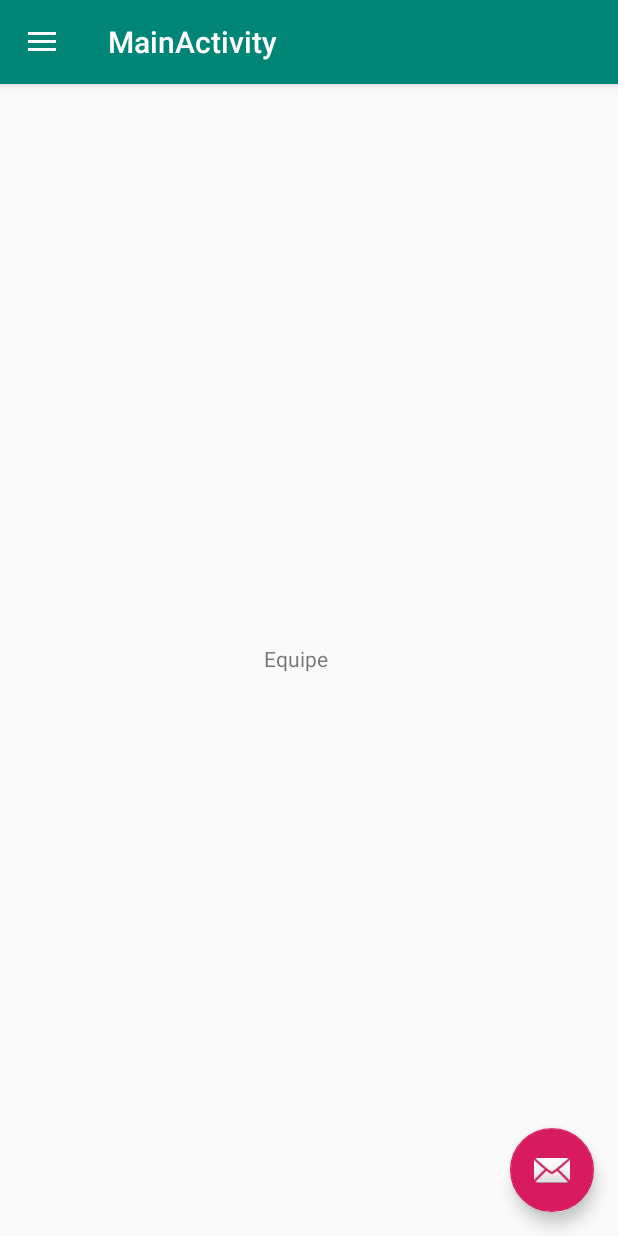
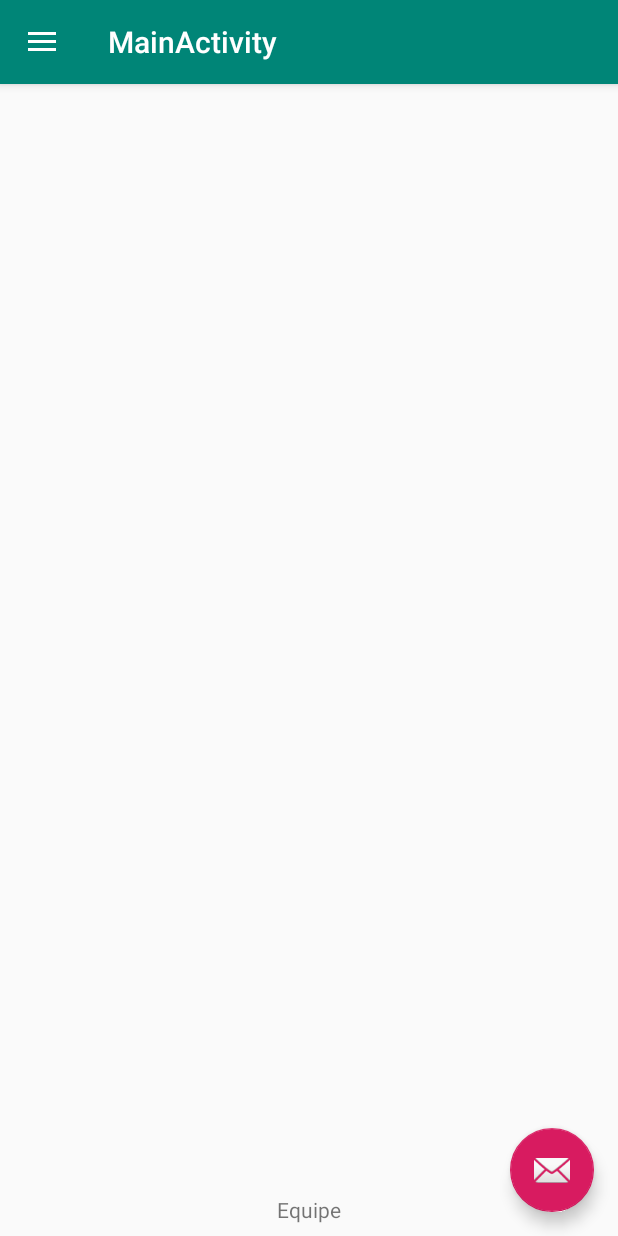
Before and after one commit to immarcosmorais/AppBaja, an Android app: the screen it shows after launch once a user with an empty profile is signed in (MainActivity), in the side drawer, after a tap on "Equipe", on a phone screen of 412 x 824 dp. Run offline under Robolectric (Android 15) with nearby library versions, the phone set to English and light mode, and no system bars; our stand-ins replace Firebase (no records; nobody signed in at launch, a user with empty details on screens opened directly).

Commit message:
Craido método chama Fragment

```diff
--- a/app/src/main/java/com/marcosmoraisDev/appbaja/activitys/MainActivity.kt
+++ b/app/src/main/java/com/marcosmoraisDev/appbaja/activitys/MainActivity.kt
@@ -16,6 +16,7 @@ import com.marcosmoraisDev.appbaja.fragment.ContatosFragment
 import com.marcosmoraisDev.appbaja.fragment.EquipeFragment
 import com.marcosmoraisDev.appbaja.fragment.EventosFragment
 import com.marcosmoraisDev.appbaja.fragment.NavegacaoFragment
+import com.marcosmoraisDev.appbaja.helpers.chamaFragment
 import kotlinx.android.synthetic.main.activity_main.*
 import kotlinx.android.synthetic.main.app_bar_main.*
 import java.lang.Exception
@@ -44,7 +45,7 @@ class MainActivity : AppCompatActivity(), NavigationView.OnNavigationItemSelecte
 
         //Meu codigo
         this.autenticacao = getFirebaseAuth()!!
-//        configuraToolbar()
+        chamaFragment(supportFragmentManager, EventosFragment())
 
     }
 
@@ -78,31 +79,19 @@ class MainActivity : AppCompatActivity(), NavigationView.OnNavigationItemSelecte
         when (item.itemId) {
 
             R.id.nav_eventos -> {
-                var fragment = EventosFragment()
-                var fragmentTransaction = supportFragmentManager.beginTransaction()
-                fragmentTransaction.replace(R.id.frameContainer, fragment)
-                fragmentTransaction.commit()
+                chamaFragment(supportFragmentManager, EventosFragment())
             }
 
             R.id.nav_navegacao -> {
-                var fragment = NavegacaoFragment()
-                var fragmentTransaction = supportFragmentManager.beginTransaction()
-                fragmentTransaction.replace(R.id.frameContainer, fragment)
-                fragmentTransaction.commit()
+                chamaFragment(supportFragmentManager, NavegacaoFragment())
             }
 
             R.id.nav_contatos -> {
-                var fragment = ContatosFragment()
-                var fragmentTransaction = supportFragmentManager.beginTransaction()
-                fragmentTransaction.replace(R.id.frameContainer, fragment)
-                fragmentTransaction.commit()
+                chamaFragment(supportFragmentManager, ContatosFragment())
             }
 
             R.id.nav_equipe -> {
-                var fragment = EquipeFragment()
-                var fragmentTransaction = supportFragmentManager.beginTransaction()
-                fragmentTransaction.replace(R.id.frameContainer, fragment)
-                fragmentTransaction.commit()
+                chamaFragment(supportFragmentManager, EquipeFragment())
             }
 
             R.id.nav_conta -> {
@@ -122,7 +111,6 @@ class MainActivity : AppCompatActivity(), NavigationView.OnNavigationItemSelecte
                 msgToast(this, "Implementando...")
             }
 
-
             R.id.nav_sair -> {
                 deslogaUsuario()
                 chamaActivity(this, LoginActivity::class.java, true)
@@ -141,5 +129,4 @@ class MainActivity : AppCompatActivity(), NavigationView.OnNavigationItemSelecte
         }
     }
 
-
 }
--- a/app/src/main/java/com/marcosmoraisDev/appbaja/helpers/Tela.kt
+++ b/app/src/main/java/com/marcosmoraisDev/appbaja/helpers/Tela.kt
@@ -14,6 +14,12 @@ fun chamaActivity(atualActivity: Activity, proximaActivity: Class<*>, finalizar:
     if (finalizar) atualActivity.finish()
 }
 
+fun chamaFragment(manager: FragmentManager , fragment: Fragment){
+    var fragmentTransaction = manager.beginTransaction()
+    fragmentTransaction.replace(com.marcosmoraisDev.appbaja.R.id.frameContainer, fragment)
+    fragmentTransaction.commit()
+}
+
 fun msgToast(atualActivity: Activity, msg: String) {
     Toast.makeText(atualActivity.applicationContext, msg, Toast.LENGTH_LONG).show()
 }
--- a/app/src/main/res/layout/fragment_equipe.xml
+++ b/app/src/main/res/layout/fragment_equipe.xml
@@ -1,17 +1,23 @@
 <?xml version="1.0" encoding="utf-8"?>
 <android.support.constraint.ConstraintLayout xmlns:android="http://schemas.android.com/apk/res/android"
-                                             xmlns:app="http://schemas.android.com/apk/res-auto" xmlns:tools="http://schemas.android.com/tools"
-             android:layout_width="match_parent"
-             android:layout_height="match_parent"
-             tools:context=".fragment.EquipeFragment">
+                                             xmlns:app="http://schemas.android.com/apk/res-auto"
+                                             xmlns:tools="http://schemas.android.com/tools"
+                                             android:layout_width="match_parent"
+                                             android:layout_height="match_parent"
+                                             tools:context=".fragment.EquipeFragment">
 
+    <!--<include layout="@layout/layout_toolbar" app:layout_constraintEnd_toEndOf="parent"-->
+    <!--app:layout_constraintStart_toStartOf="parent"-->
+    <!--app:layout_constraintHorizontal_bias="0.0"-->
+    <!--app:layout_constraintTop_toTopOf="parent" android:id="@+id/include"/>-->
 
     <TextView
             android:text="Equipe"
-            android:layout_width="0dp"
+            android:layout_width="wrap_content"
             android:layout_height="wrap_content"
-            android:id="@+id/textView3" android:layout_marginEnd="177dp" app:layout_constraintEnd_toEndOf="parent"
-            app:layout_constraintStart_toStartOf="parent" android:layout_marginStart="176dp"
-            android:layout_marginTop="355dp" app:layout_constraintTop_toTopOf="parent"
-            android:layout_marginBottom="357dp" app:layout_constraintBottom_toBottomOf="parent"/>
+            android:id="@+id/textView3"
+            app:layout_constraintEnd_toEndOf="parent"
+            app:layout_constraintStart_toStartOf="parent"
+            app:layout_constraintTop_toBottomOf="@+id/include" android:layout_marginBottom="8dp"
+            app:layout_constraintBottom_toBottomOf="parent"/>
 </android.support.constraint.ConstraintLayout>
```
Also changed, not shown: app/src/main/res/layout/fragment_contatos.xml (+10 -4 lines), app/src/main/res/layout/fragment_eventos.xml (+16 -8 lines), app/src/main/res/layout/fragment_navegacao.xml (+9 -4 lines).
